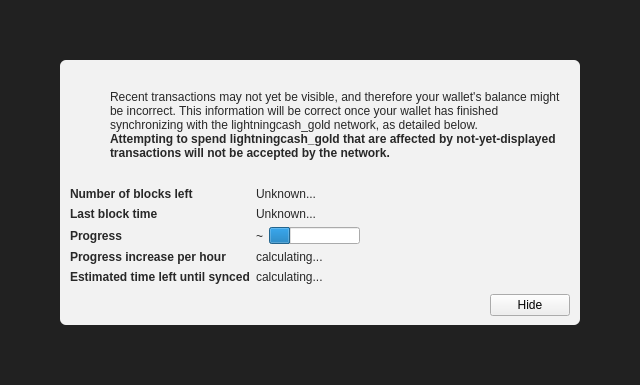
Above: src/qt/forms/modaloverlay.ui from MerlinMagic2018/Lightning-Cash before the change. Below: the same form after it.
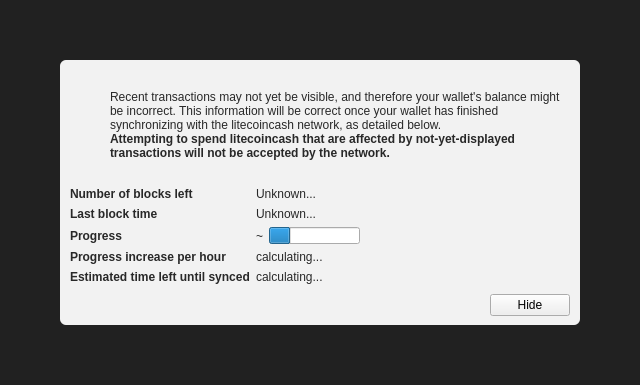
That is the form after the change. Icons and pictures are not drawn. Custom widgets are drawn as their Qt base class.

The edit to the form file:
```diff
--- a/src/qt/forms/modaloverlay.ui
+++ b/src/qt/forms/modaloverlay.ui
@@ -130,7 +130,7 @@
              <item>
               <widget class="QLabel" name="infoText">
                <property name="text">
-                <string>Recent transactions may not yet be visible, and therefore your wallet's balance might be incorrect. This information will be correct once your wallet has finished synchronizing with the lightningcash_gold network, as detailed below.</string>
+                <string>Recent transactions may not yet be visible, and therefore your wallet's balance might be incorrect. This information will be correct once your wallet has finished synchronizing with the litecoincash network, as detailed below.</string>
                </property>
                <property name="textFormat">
                 <enum>Qt::RichText</enum>
@@ -149,7 +149,7 @@
                 </font>
                </property>
                <property name="text">
-                <string>Attempting to spend lightningcash_gold that are affected by not-yet-displayed transactions will not be accepted by the network.</string>
+                <string>Attempting to spend litecoincash that are affected by not-yet-displayed transactions will not be accepted by the network.</string>
                </property>
                <property name="textFormat">
                 <enum>Qt::RichText</enum>
```
